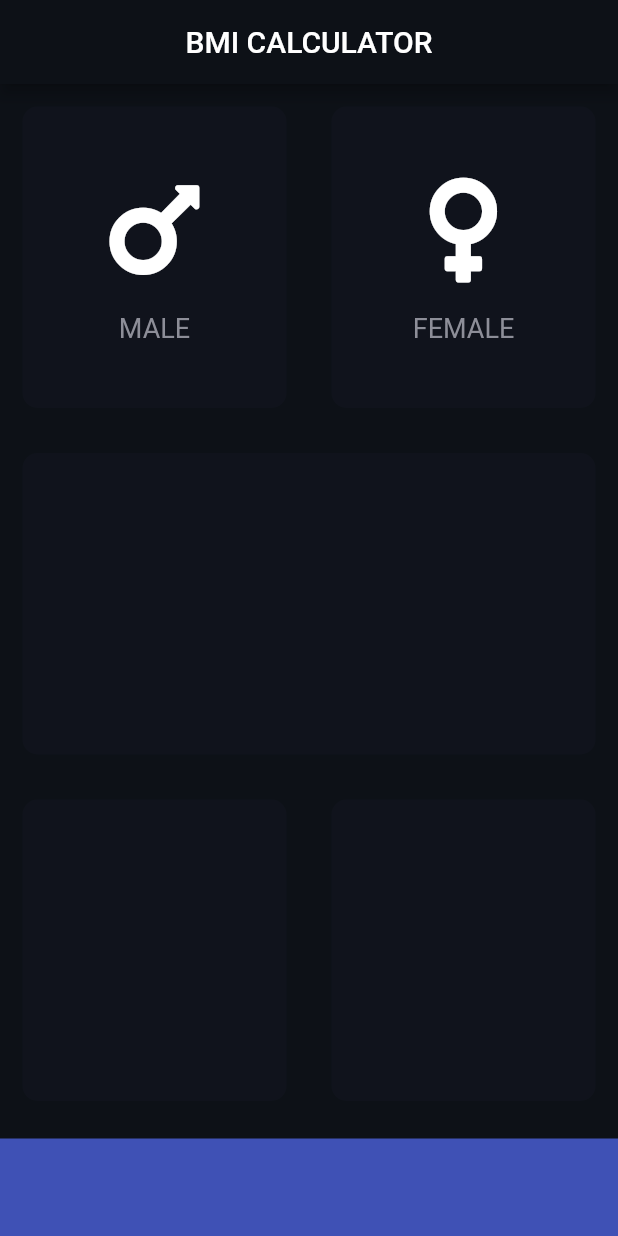
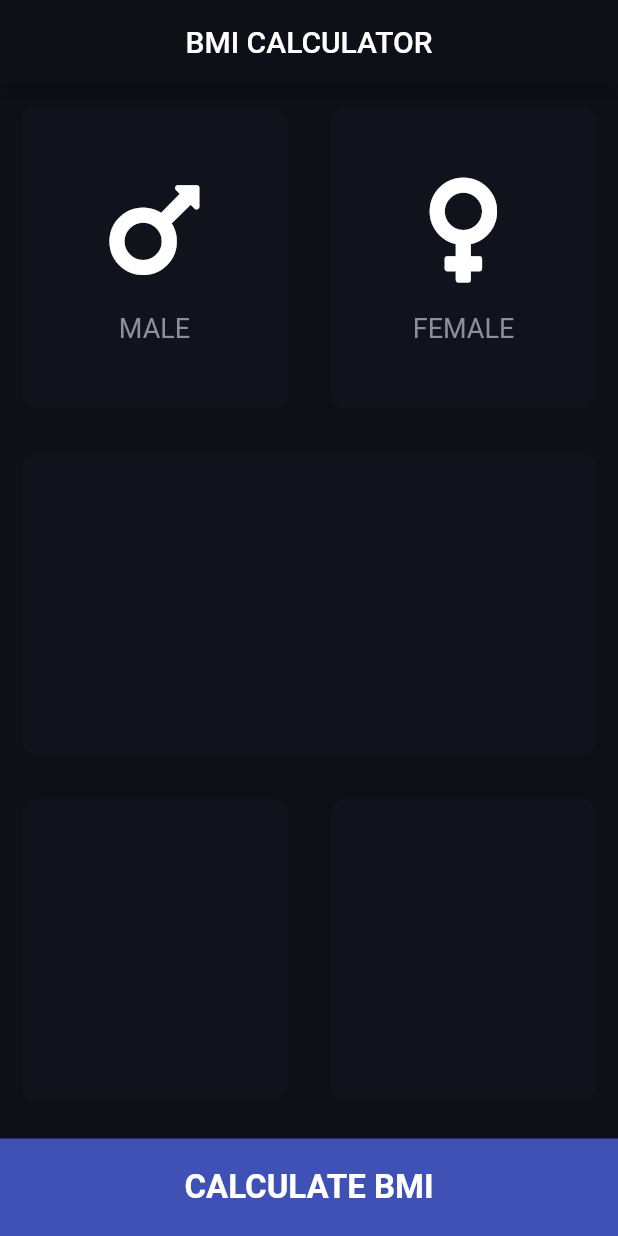
Before and after one commit to billnice250/bmi_calculator, a Flutter app: the screen it shows after launch, on a phone screen of 412 x 824 dp. Run offline on Flutter 3.47's test engine with Material 2 defaults, Android fonts, the phone set to English and light mode, and no system bars; our stand-ins replace font_awesome_flutter.

Commit message:
-toggling  male and female button -calculate BMI button

```diff
--- a/lib/input_page.dart
+++ b/lib/input_page.dart
@@ -4,8 +4,10 @@ import 'package:my_bmi/reusable_card.dart';
 
 import 'icon_content.dart';
 
+enum Gender { MALE, FEMALE }
+
 const bottomContainerHeight = 65.0;
-const Color activeCardColor = Color(0xFF1D1E33);
+const Color activeCardColor = Color(0x6F1D1E33);
 const Color inactiveCardColor = Color(0x2F1D1E33);
 
 const Color bottomContainerColor = Colors.indigo;
@@ -17,6 +19,8 @@ class InputPage extends StatefulWidget {
 }
 
 class _InputPageState extends State<InputPage> {
+  Gender selectedGender;
+
   @override
   Widget build(BuildContext context) {
     return Scaffold(
@@ -30,20 +34,38 @@ class _InputPageState extends State<InputPage> {
             child: Row(
               children: [
                 Expanded(
+                  child: GestureDetector(
+                    onTap: () {
+                      setState(() {
+                        selectedGender = Gender.MALE;
+                      });
+                    },
                     child: ReusableCard(
-                    colour: inactiveCardColor,
+                      colour: selectedGender == Gender.MALE
+                          ? activeCardColor
+                          : inactiveCardColor,
                       cardWild: IconContent(
                         iconData: FontAwesomeIcons.mars,
                         text: 'MALE',
                       ),
                     ),
                   ),
+                ),
                 Expanded(
+                  child: GestureDetector(
+                    onTap: () {
+                      setState(() {
+                        selectedGender = Gender.FEMALE;
+                      });
+                    },
                     child: ReusableCard(
-                    colour: inactiveCardColor,
+                      colour: selectedGender == Gender.FEMALE
+                          ? activeCardColor
+                          : inactiveCardColor,
                       cardWild: IconContent(
                         iconData: FontAwesomeIcons.venus,
                         text: 'FEMALE',
+                      ),
                     ),
                   ),
                 ),
@@ -72,6 +94,13 @@ class _InputPageState extends State<InputPage> {
             ),
           ),
           Container(
+            child: Center(
+              child: Text('CALCULATE BMI',
+                  style: TextStyle(
+                    fontWeight: FontWeight.bold,
+                    fontSize: 22.0,
+                  )),
+            ),
             color: Colors.indigo,
             margin: EdgeInsets.only(top: 10.0),
             width: double.infinity,
```
Lines whose indentation alone changed are shown as unchanged.
